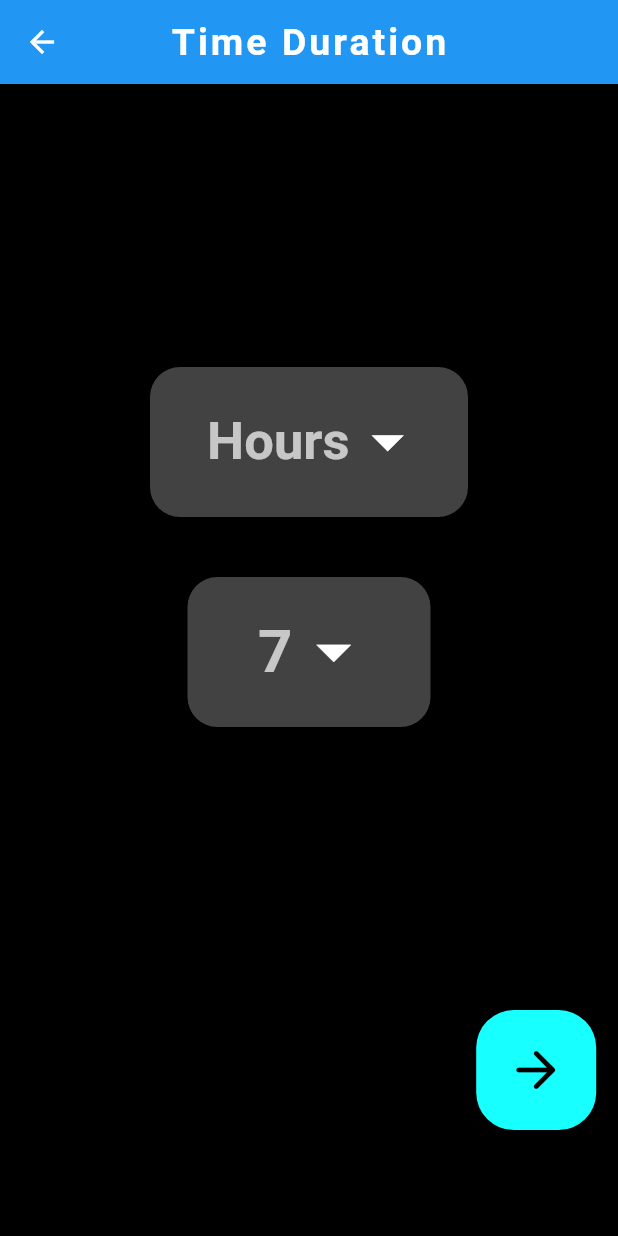
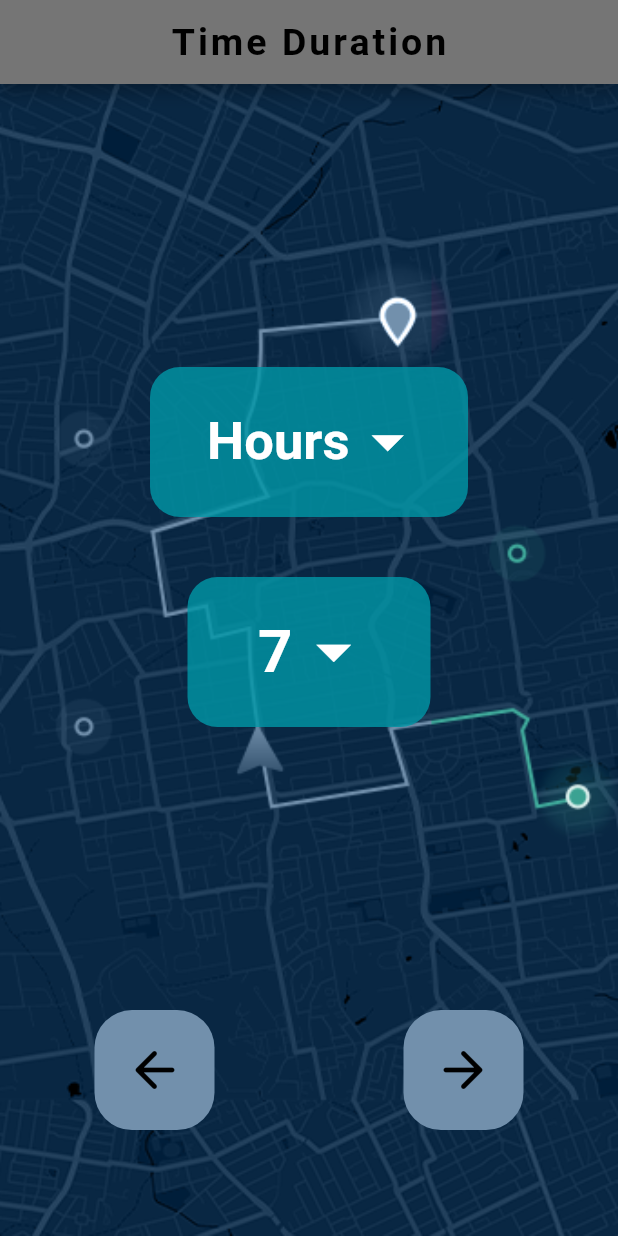
Before and after one commit to shreyasvinaya/tribble, a Flutter app: the screen it shows after launch, after a tap on "Standard", on a phone screen of 412 x 824 dp. Run offline on Flutter 3.47's test engine with Material 2 defaults, Android fonts, the phone set to English and light mode, and no system bars; missing offline and left inert: global_configuration.

Commit message:
improved the UI

```diff
--- a/lib/screens/carselector.dart
+++ b/lib/screens/carselector.dart
@@ -17,7 +17,7 @@ class Carselector extends StatelessWidget {
   ];
   Widget build(BuildContext context) {
     return Scaffold(
-      backgroundColor: Colors.white,
+      backgroundColor: Colors.black,
       body: SafeArea(
         child: Column(
           crossAxisAlignment: CrossAxisAlignment.start,
@@ -25,10 +25,11 @@ class Carselector extends StatelessWidget {
             Padding(
               padding: EdgeInsets.fromLTRB(20.0, 0.0, 0.0, 5.0),
               child: FlatButton.icon(onPressed: () {},
+                  minWidth: MediaQuery.of(context).size.width-30,
                   shape: RoundedRectangleBorder(
                       borderRadius: BorderRadius.circular(20.0)
                   ),
-                  color: Colors.grey[900],
+                  color: Colors.grey[800],
                   icon: Icon(
                     Icons.add_location_sharp,
                     size: 27.0,
@@ -93,7 +94,7 @@ class Carselector extends StatelessWidget {
                                   width: 200,
                                   decoration: BoxDecoration(
                                     borderRadius: BorderRadius.circular(15.0),
-                                    color: Colors.white,
+                                    color: Colors.blue[100],
                                   ),
                                   child: Stack(
                                     alignment: Alignment.topCenter,
@@ -101,17 +102,17 @@ class Carselector extends StatelessWidget {
                                       Positioned(
                                         bottom: 10.0,
                                         child: Container(
-                                          height: 120.0,
+                                          height: 100.0,
                                           width: 150.0,
                                           decoration: BoxDecoration(
                                             borderRadius: BorderRadius.circular(20.0),
                                             boxShadow: [
                                               BoxShadow(
                                                 color: Colors.black12,
-                                                offset: Offset(13.0,10.0),
+                                                offset: Offset(7.0,7.0),
                                               ),
                                             ],
-                                            color: Colors.white,
+                                            color: Colors.blue[300],
                                           ),
                                           child: Padding(
                                             padding: EdgeInsets.fromLTRB(30.0, 20.0, 0.0, 0.0),
@@ -125,13 +126,13 @@ class Carselector extends StatelessWidget {
                                                     fontWeight: FontWeight.bold,
                                                   ),
                                                 ),
-                                                SizedBox(height: 20.0,),
+                                                SizedBox(height: 15.0,),
                                                 Text("₹${cars[index].price}/hr",
                                                   style: TextStyle(
                                                       fontSize: 22.0,
                                                       letterSpacing: 1.0,
                                                       fontWeight: FontWeight.w600,
-                                                      color: Colors.greenAccent[700]
+                                                      color: Colors.white
                                                   ),
                                                 ),
                                               ],
--- a/lib/screens/checkout.dart
+++ b/lib/screens/checkout.dart
@@ -171,7 +171,7 @@ class Checkout extends StatelessWidget {
                       // SizedBox(width: 15.0,),
                       Container(
                         height: 130.0,
-                        width: 200.0,
+                        width: 170.0,
                         decoration: BoxDecoration(
                           borderRadius: BorderRadius.circular(20.0),
                           image: DecorationImage(
--- a/lib/screens/timeselector.dart
+++ b/lib/screens/timeselector.dart
@@ -11,25 +11,35 @@ class _TimeselectorState extends State<Timeselector> {
   String num = "7";
   @override
   Widget build(BuildContext context) {
-    return Scaffold(
+    return SafeArea(
+      child: Scaffold(
         backgroundColor: Colors.black,
         appBar: AppBar(
           centerTitle: true,
+          automaticallyImplyLeading: false,
+          backgroundColor: Colors.grey[600],
           title: Text("Time Duration",
           style: TextStyle(
             fontSize: 25.0,
             fontWeight: FontWeight.bold,
             letterSpacing: 2.0,
+            color: Colors.black,
           ),
           ),
         ),
-      body: Column(
+        body: Container(
+          decoration: BoxDecoration(
+            image: DecorationImage(
+              image: AssetImage('assets/newmap.png'),
+              fit: BoxFit.cover
+            )
+          ),
+          child: Column(
             mainAxisAlignment: MainAxisAlignment.spaceEvenly,
             children: [
               Container(
                 height: MediaQuery.of(context).size.height*0.7,
                 width: MediaQuery.of(context).size.width,
-            // color: Colors.white,
                 child: Column(
                   mainAxisAlignment: MainAxisAlignment.center,
                   children: [
@@ -45,7 +55,7 @@ class _TimeselectorState extends State<Timeselector> {
                         width: MediaQuery.of(context).size.width-200,
                         decoration: BoxDecoration(
                           borderRadius: BorderRadius.circular(20.0),
-                      color: Colors.grey[800],
+                          color: Colors.cyan[700].withOpacity(0.8),
                         ),
                         child: Row(
                         mainAxisAlignment: MainAxisAlignment.center,
@@ -54,7 +64,7 @@ class _TimeselectorState extends State<Timeselector> {
                           Text("$type",
                             style: TextStyle(
                                 fontSize: 35.0,
-                            color: Colors.white70,
+                                color: Colors.white,
                                 fontWeight: FontWeight.bold
                             ),
                           ),
@@ -84,7 +94,7 @@ class _TimeselectorState extends State<Timeselector> {
                         width: MediaQuery.of(context).size.width-250,
                         decoration: BoxDecoration(
                           borderRadius: BorderRadius.circular(20.0),
-                      color: Colors.grey[800],
+                          color: Colors.cyan[700].withOpacity(0.8),
                         ),
                         child: Row(
                           mainAxisAlignment: MainAxisAlignment.center,
@@ -93,7 +103,7 @@ class _TimeselectorState extends State<Timeselector> {
                             Text("$num",
                               style: TextStyle(
                                   fontSize: 40.0,
-                              color: Colors.white70,
+                                  color: Colors.white,
                                   fontWeight: FontWeight.bold
                               ),
                             ),
@@ -110,11 +120,25 @@ class _TimeselectorState extends State<Timeselector> {
                 ),
               ),
               Row(
-            mainAxisAlignment: MainAxisAlignment.spaceEvenly,
+                mainAxisAlignment: MainAxisAlignment.spaceAround,
                 children: [
-              Container(
+                  InkWell(
+                    onTap: () {
+                      Navigator.pop(context);
+                    },
+                    child: Container(
                       height: 80.0,
-                width: MediaQuery.of(context).size.width*0.7,
+                      width: 80.0,
+                      child: Icon(
+                        Icons.arrow_back_rounded,
+                        size: 40.0,
+                        color: Colors.black,
+                      ),
+                      decoration: BoxDecoration(
+                        borderRadius: BorderRadius.circular(25.0),
+                        color: Color(0xff7290AC),
+                      ),
+                    ),
                   ),
                   InkWell(
                     onTap: () {
@@ -133,7 +157,7 @@ class _TimeselectorState extends State<Timeselector> {
                       ),
                       decoration: BoxDecoration(
                         borderRadius: BorderRadius.circular(25.0),
-                    color: Colors.cyanAccent,
+                        color: Color(0xff7290AC),
                       ),
                     ),
                   ),
@@ -142,6 +166,8 @@ class _TimeselectorState extends State<Timeselector> {
               SizedBox(height: 30.0,),
             ],
           ),
+        ),
+      ),
     );
   }
 }
```
Also changed, not shown: lib/screens/timetype.dart (+24 -9 lines), assets/newmap.png (added). Lines whose indentation alone changed are shown as unchanged.
